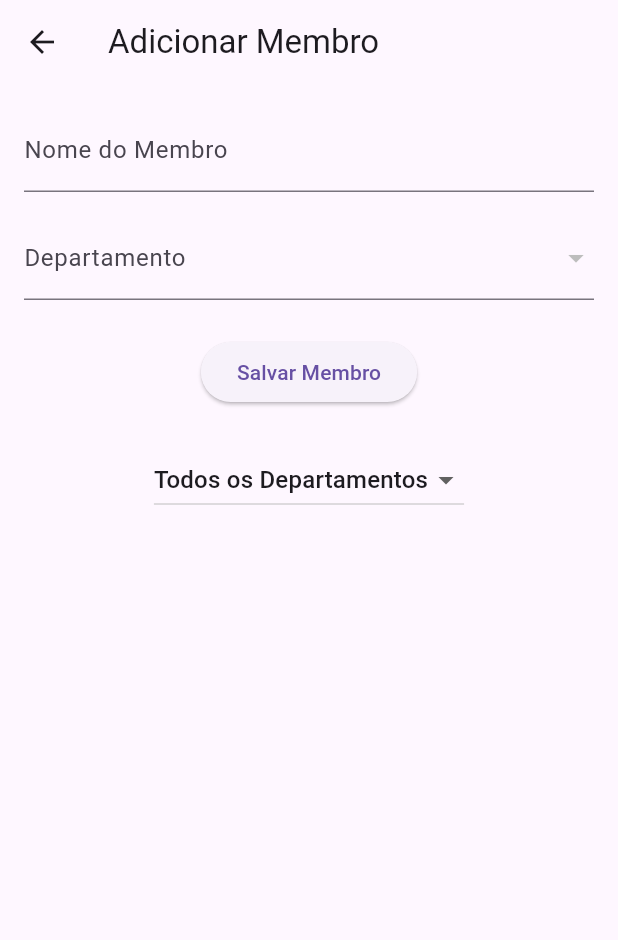
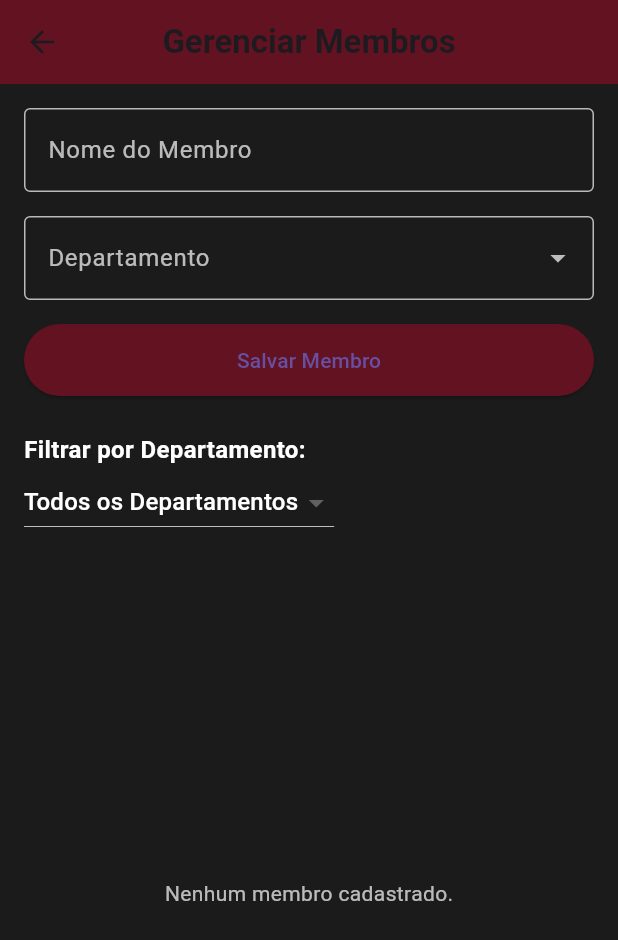
Before and after one commit to WellAzvdo/EscalaIEVV, a Flutter app: the AddMembersScreen screen opened directly, on a phone screen of 412 x 824 dp. Shown: the top 940 px of the screen. Run offline on Flutter 3.47's test engine with Material 3 defaults, Android fonts, the phone set to English and light mode, and no system bars; our stand-ins replace device_preview, sqflite_common, sqflite_common_ffi, table_calendar; accounts and stored records are empty.

Commit message:
Adding visual identity on deparment, position manager and members screen

```diff
--- a/church_schedule_app/lib/screens/add_members_screen.dart
+++ b/church_schedule_app/lib/screens/add_members_screen.dart
@@ -12,7 +12,7 @@ class _AddMembersScreenState extends State<AddMembersScreen> {
   List<Map<String, dynamic>> _members = [];
   List<Map<String, dynamic>> _departments = [];
   final TextEditingController _nameController = TextEditingController();
-  final DBHelper dbHelper = DBHelper();  // Instanciando DBHelper
+  final DBHelper dbHelper = DBHelper();
 
   @override
   void initState() {
@@ -35,7 +35,6 @@ class _AddMembersScreenState extends State<AddMembersScreen> {
     });
   }
 
-  // Função para adicionar ou atualizar membro
   void addMemberToDepartment(String memberName, int departmentId) async {
     await DBHelper.addOrUpdateMemberWithDepartment(memberName, departmentId);
   }
@@ -47,11 +46,10 @@ class _AddMembersScreenState extends State<AddMembersScreen> {
         int.parse(_selectedDepartment!),
       );
       _nameController.clear();
-      _loadMembers(); // Atualiza a lista de membros
+      _loadMembers();
     }
   }
 
-  // Correção do método de exclusão
   Future<void> _deleteMember(int id) async {
     final confirmation = await showDialog<bool>(
       context: context,
@@ -76,7 +74,7 @@ class _AddMembersScreenState extends State<AddMembersScreen> {
     if (confirmation == true) {
       try {
         await dbHelper.deleteMember(id);
-        _loadMembers(); // Atualiza a lista de membros após exclusão
+        _loadMembers();
         ScaffoldMessenger.of(context).showSnackBar(
           SnackBar(content: Text('Membro excluído com sucesso!')),
         );
@@ -119,29 +117,61 @@ class _AddMembersScreenState extends State<AddMembersScreen> {
   Widget build(BuildContext context) {
     return Scaffold(
       appBar: AppBar(
-        title: Text('Adicionar Membro'),
+        title: Text(
+          'Gerenciar Membros',
+          style: TextStyle(fontWeight: FontWeight.bold),
         ),
-      body: Padding(
+        backgroundColor: Color(0xFF631221),
+        centerTitle: true,
+      ),
+      body: Container(
+        color: Color(0xFF1B1B1B),
         padding: const EdgeInsets.all(16.0),
         child: Column(
+          crossAxisAlignment: CrossAxisAlignment.start,
           children: [
             Form(
               key: _formKey,
               child: Column(
+                crossAxisAlignment: CrossAxisAlignment.start,
                 children: [
                   TextFormField(
                     controller: _nameController,
-                    decoration: InputDecoration(labelText: 'Nome do Membro'),
+                    decoration: InputDecoration(
+                      labelText: 'Nome do Membro',
+                      labelStyle: TextStyle(color: Colors.white70),
+                      border: OutlineInputBorder(),
+                      enabledBorder: OutlineInputBorder(
+                        borderSide: BorderSide(color: Colors.white70),
+                      ),
+                      focusedBorder: OutlineInputBorder(
+                        borderSide: BorderSide(color: Colors.white),
+                      ),
+                    ),
+                    style: TextStyle(color: Colors.white),
                     validator: (value) =>
                         value!.isEmpty ? 'Insira o nome do membro' : null,
                   ),
                   SizedBox(height: 16),
                   DropdownButtonFormField<String>(
-                    decoration: InputDecoration(labelText: 'Departamento'),
+                    decoration: InputDecoration(
+                      labelText: 'Departamento',
+                      labelStyle: TextStyle(color: Colors.white70),  // Cor da label
+                      border: OutlineInputBorder(),
+                      enabledBorder: OutlineInputBorder(
+                        borderSide: BorderSide(color: Colors.white70),  // Borda quando não está focado
+                      ),
+                      focusedBorder: OutlineInputBorder(
+                        borderSide: BorderSide(color: Colors.white),  // Borda quando está focado
+                      ),
+                    ),
                     items: _departments
                         .map((dept) => DropdownMenuItem<String>(
                               value: dept['id'].toString(),
-                              child: Text(dept['name']),
+                              child: Text(
+                                dept['name'],
+                                style: TextStyle(color: Colors.white),  // Cor do texto na lista
+                              ),
                             ))
                         .toList(),
                     onChanged: (value) {
@@ -151,25 +181,40 @@ class _AddMembersScreenState extends State<AddMembersScreen> {
                     },
                     validator: (value) =>
                         value == null ? 'Selecione um departamento' : null,
+                    dropdownColor: Color(0xFF292929),  // Cor do fundo da lista dropdown
                   ),
-                  SizedBox(height: 24),
+
+                  SizedBox(height: 16),
                   ElevatedButton(
                     onPressed: _saveMember,
                     child: Text('Salvar Membro'),
+                    style: ElevatedButton.styleFrom(
+                      backgroundColor: Color(0xFF631221),
+                      minimumSize: Size(double.infinity, 48),
+                    ),
                   ),
                 ],
               ),
             ),
             SizedBox(height: 24),
+            Text(
+              'Filtrar por Departamento:',
+              style: TextStyle(
+                fontSize: 16,
+                fontWeight: FontWeight.bold,
+                color: Colors.white,
+              ),
+            ),
             DropdownButton<String>(
               value: _selectedDepartment,
-              hint: Text('Filtrar por Departamento'),
+              hint: Text('Todos os Departamentos', style: TextStyle(color: Colors.white70)),
+              dropdownColor: Color(0xFF292929),
               items: [
-                DropdownMenuItem(value: null, child: Text('Todos os Departamentos')),
+                DropdownMenuItem(value: null, child: Text('Todos os Departamentos', style: TextStyle(color: Colors.white))),
                 ..._departments.map(
                   (dept) => DropdownMenuItem(
                     value: dept['id'].toString(),
-                    child: Text(dept['name']),
+                    child: Text(dept['name'], style: TextStyle(color: Colors.white)),
                   ),
                 ),
               ],
@@ -181,42 +226,56 @@ class _AddMembersScreenState extends State<AddMembersScreen> {
             ),
             SizedBox(height: 24),
             Expanded(
-              child: ListView.builder(
+              child: _members.isEmpty
+                  ? Center(
+                      child: Text(
+                        'Nenhum membro cadastrado.',
+                        style: TextStyle(color: Colors.white70),
+                      ),
+                    )
+                  : ListView.builder(
                       itemCount: _members.length,
                       itemBuilder: (context, index) {
                         final member = _members[index];
                         if (_selectedDepartment == null ||
                             member['departmentId'].toString() == _selectedDepartment) {
-
-                    // Encontrar o departamento pelo ID
                           final department = _departments.firstWhere(
                             (dept) => dept['id'] == member['departmentId'],
-                      orElse: () => {'name': 'Departamento Não Encontrado'} // Caso o departamento não seja encontrado
+                            orElse: () => {'name': 'Departamento Não Encontrado'},
                           );
 
-                    return ListTile(
-                      title: Text(member['name']),
-                      subtitle: Text('Departamento: ${department['name']}'), // Exibe o nome do departamento
+                          return Card(
+                            color: Color(0xFF292929),
+                            margin: EdgeInsets.symmetric(vertical: 8),
+                            child: ListTile(
+                              title: Text(
+                                member['name'],
+                                style: TextStyle(color: Colors.white),
+                              ),
+                              subtitle: Text(
+                                'Departamento: ${department['name']}',
+                                style: TextStyle(color: Colors.white70),
+                              ),
                               trailing: Row(
                                 mainAxisSize: MainAxisSize.min,
                                 children: [
                                   IconButton(
-                            icon: Icon(Icons.edit),
+                                    icon: Icon(Icons.edit, color: Colors.white70),
                                     onPressed: () => _showEditDialog(member),
                                   ),
                                   IconButton(
-                            icon: Icon(Icons.delete),
+                                    icon: Icon(Icons.delete, color: Colors.redAccent),
                                     onPressed: () => _deleteMember(member['id']),
                                   ),
                                 ],
                               ),
+                            ),
                           );
                         }
-                  return SizedBox(); // Para itens que não correspondem ao filtro
+                        return SizedBox();
                       },
                     ),
             ),
-
           ],
         ),
       ),
```
Also changed, not shown: church_schedule_app/lib/screens/departments_screen.dart (+82 -103 lines), church_schedule_app/lib/screens/manage_positions_screen.dart (+41 -11 lines), church_schedule_app/lib/screens/menu_screen.dart (+61 -22 lines). Lines whose indentation alone changed are shown as unchanged.
